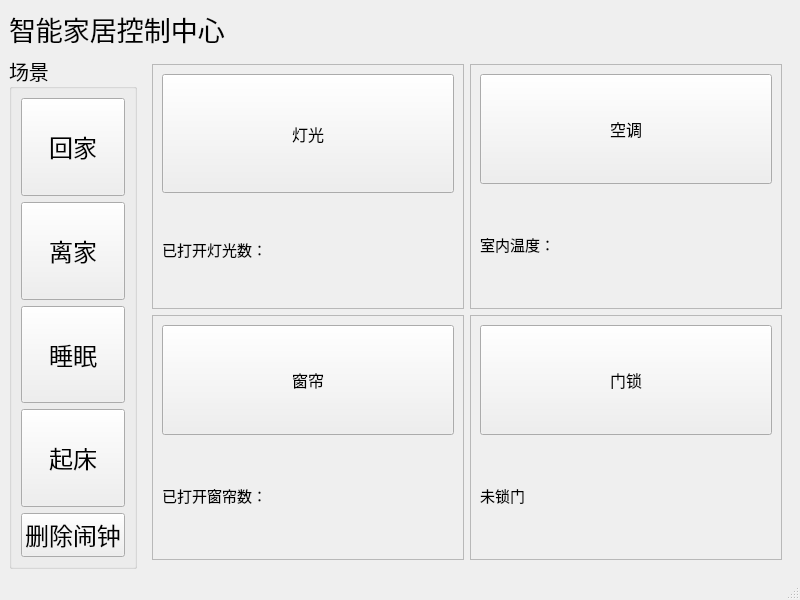
This is mainwindow.ui in DaisyCoding/QtLab-finalwork as Qt 5 draws it before an edit. The edited form follows.
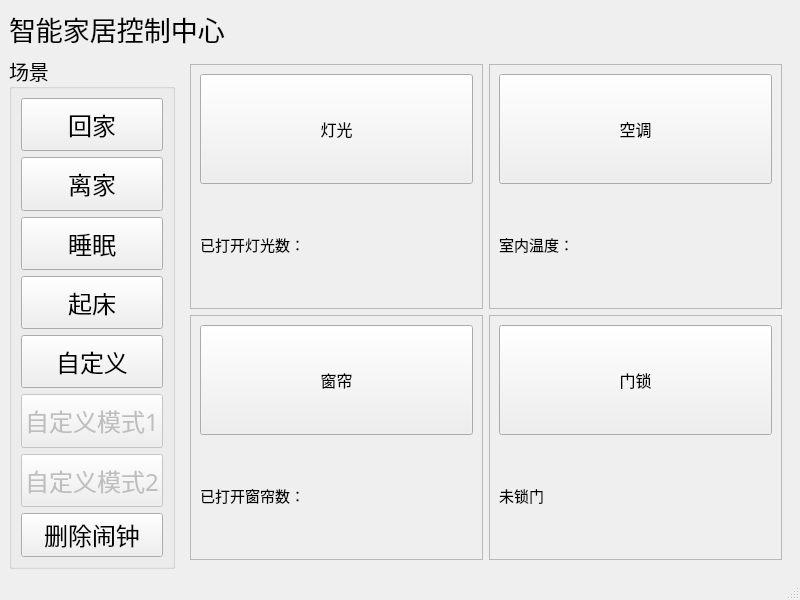
This is the edited form.

Commit message: 2026/1/14 实现用户自定义模式功能

```diff
--- a/mainwindow.ui
+++ b/mainwindow.ui
@@ -118,6 +118,69 @@
            </property>
           </widget>
          </item>
+         <item>
+          <widget class="QPushButton" name="UserDefinedModeButton">
+           <property name="sizePolicy">
+            <sizepolicy hsizetype="Minimum" vsizetype="Expanding">
+             <horstretch>0</horstretch>
+             <verstretch>0</verstretch>
+            </sizepolicy>
+           </property>
+           <property name="font">
+            <font>
+             <family>楷体</family>
+             <pointsize>18</pointsize>
+            </font>
+           </property>
+           <property name="text">
+            <string>自定义</string>
+           </property>
+          </widget>
+         </item>
+         <item>
+          <widget class="QPushButton" name="UserDefinedMode1Button">
+           <property name="enabled">
+            <bool>false</bool>
+           </property>
+           <property name="sizePolicy">
+            <sizepolicy hsizetype="Minimum" vsizetype="Expanding">
+             <horstretch>0</horstretch>
+             <verstretch>0</verstretch>
+            </sizepolicy>
+           </property>
+           <property name="font">
+            <font>
+             <family>楷体</family>
+             <pointsize>18</pointsize>
+            </font>
+           </property>
+           <property name="text">
+            <string>自定义模式1</string>
+           </property>
+          </widget>
+         </item>
+         <item>
+          <widget class="QPushButton" name="UserDefinedMode2Button">
+           <property name="enabled">
+            <bool>false</bool>
+           </property>
+           <property name="sizePolicy">
+            <sizepolicy hsizetype="Minimum" vsizetype="Expanding">
+             <horstretch>0</horstretch>
+             <verstretch>0</verstretch>
+            </sizepolicy>
+           </property>
+           <property name="font">
+            <font>
+             <family>楷体</family>
+             <pointsize>18</pointsize>
+            </font>
+           </property>
+           <property name="text">
+            <string>自定义模式2</string>
+           </property>
+          </widget>
+         </item>
          <item>
           <widget class="QPushButton" name="DeleteWakeUpAlarmButton">
            <property name="sizePolicy">
@@ -177,15 +240,15 @@
              <item>
               <widget class="QLabel" name="Lightlabel">
                <property name="sizePolicy">
-                <sizepolicy hsizetype="Minimum" vsizetype="Preferred">
+                <sizepolicy hsizetype="Preferred" vsizetype="Preferred">
                  <horstretch>0</horstretch>
                  <verstretch>0</verstretch>
                 </sizepolicy>
                </property>
                <property name="maximumSize">
                 <size>
-                 <width>100</width>
-                 <height>100</height>
+                 <width>16777215</width>
+                 <height>16777215</height>
                 </size>
                </property>
                <property name="font">
```
The commit also changes 6 other files.
